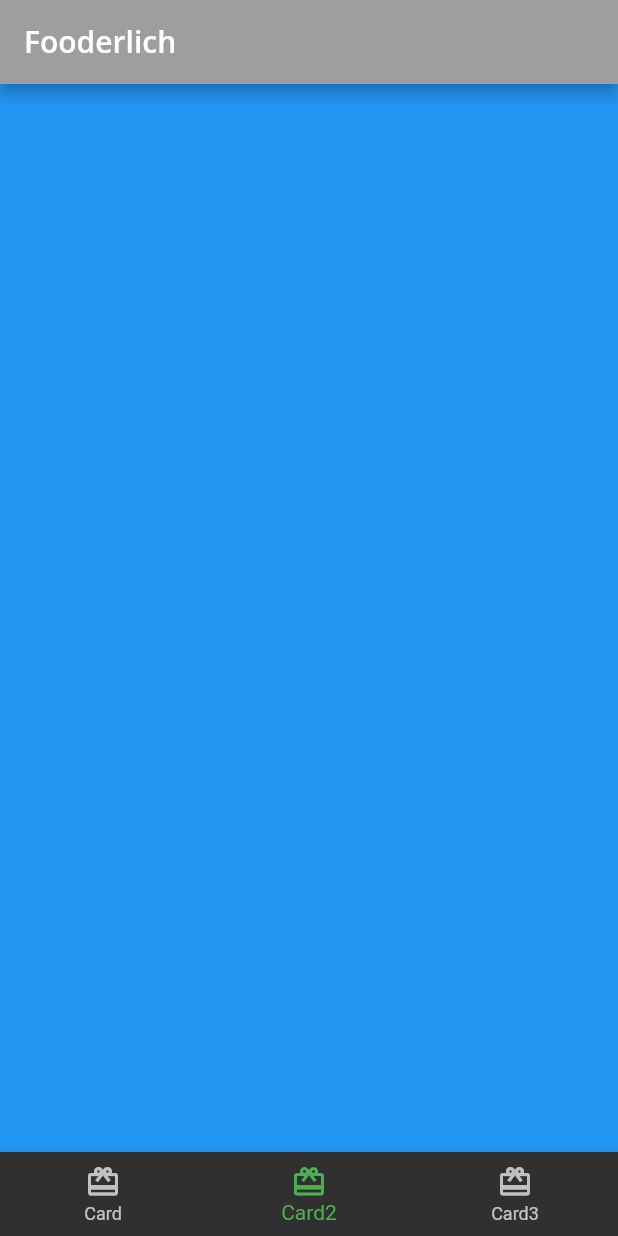
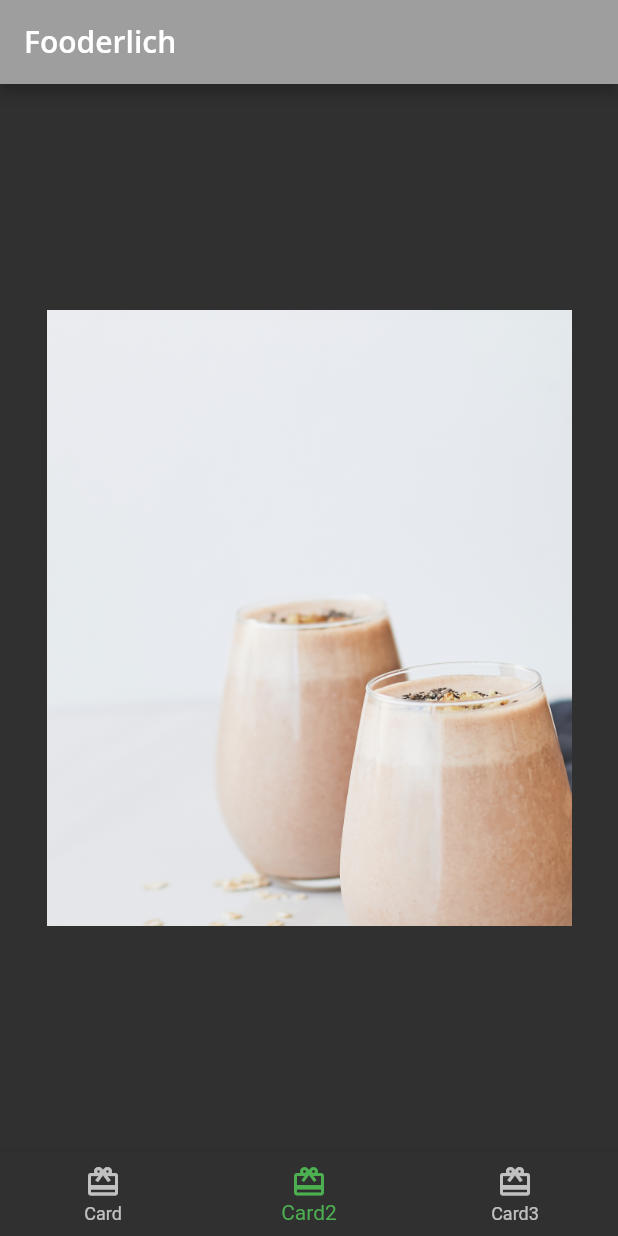
Before and after one commit to hramaroson/fooderlich, a Flutter app: the screen it shows after launch, item 2 of the bottom bar chosen, on a phone screen of 412 x 824 dp. Run offline on Flutter 3.47's test engine with Material 2 defaults, Android fonts, the phone set to English and light mode, and no system bars; our stand-ins replace google_fonts.

Commit message:
Add Card2 to home page

```diff
--- a/lib/home.dart
+++ b/lib/home.dart
@@ -1,5 +1,6 @@
 import "package:flutter/material.dart";
 import "card1.dart";
+import 'card2.dart';
 
 class Home extends StatefulWidget {
   const Home({super.key, required this.title});
@@ -14,7 +15,7 @@ class HomeState extends State<Home> {
 
   static List<Widget> pages = [
     const Card1(),
-    Container(color: Colors.blue),
+    const Card2(),
     Container(color: Colors.green)
   ];
 
```
